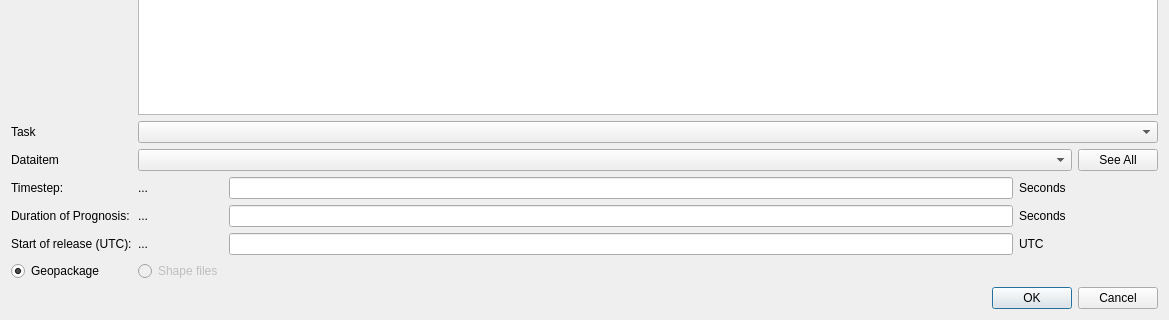
This is ui/jrodos_dialog_base.ui in rduivenvoorde/jrodos as Qt 5 draws it before an edit; both pictures show x 0 to 1169 and y 403 to 723 of the 1169 by 723 pixel window. The edited form follows.
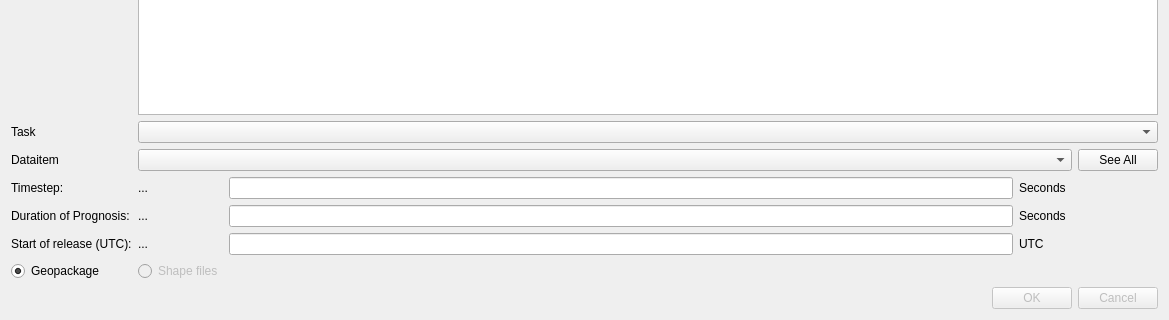
This is the edited form.

Commit message: QGIS-18 tabel met model info zoek/sorteerbaar maken

The edit to the form file:
```diff
--- a/ui/jrodos_dialog_base.ui
+++ b/ui/jrodos_dialog_base.ui
@@ -192,12 +192,18 @@
    </item>
    <item row="9" column="0" colspan="6">
     <widget class="QDialogButtonBox" name="button_box">
+     <property name="enabled">
+      <bool>false</bool>
+     </property>
      <property name="orientation">
       <enum>Qt::Horizontal</enum>
      </property>
      <property name="standardButtons">
       <set>QDialogButtonBox::Cancel|QDialogButtonBox::Ok</set>
      </property>
+     <property name="centerButtons">
+      <bool>false</bool>
+     </property>
     </widget>
    </item>
    <item row="6" column="4" colspan="2">
```
The commit also changes 2 other files.
